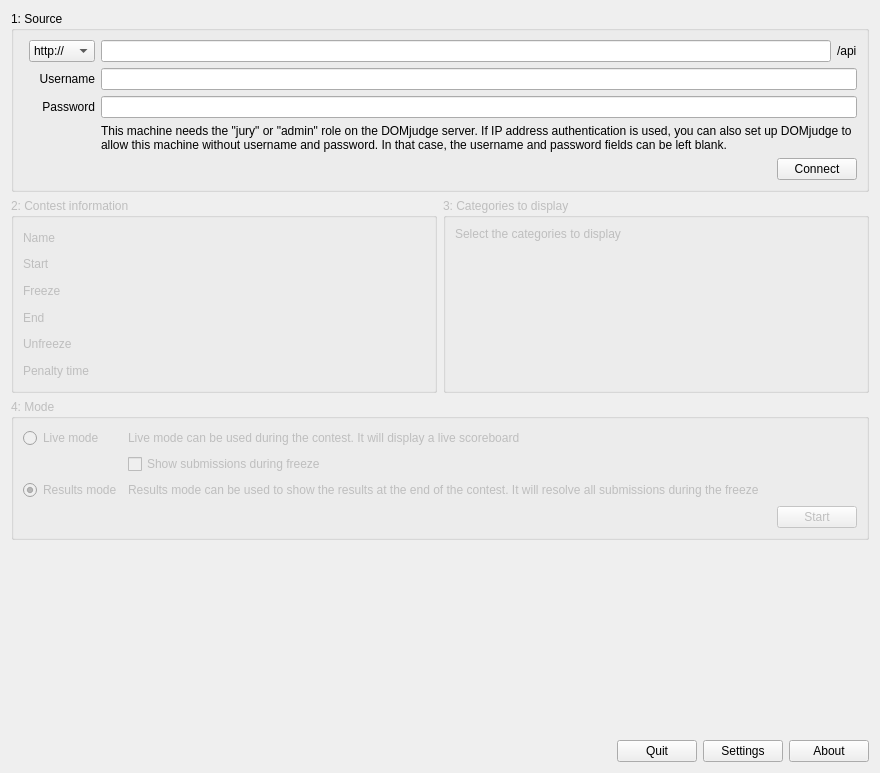
Before: the Qt Designer form maindialog.ui in DOMjudge/DOMjura, drawn with Qt 5.
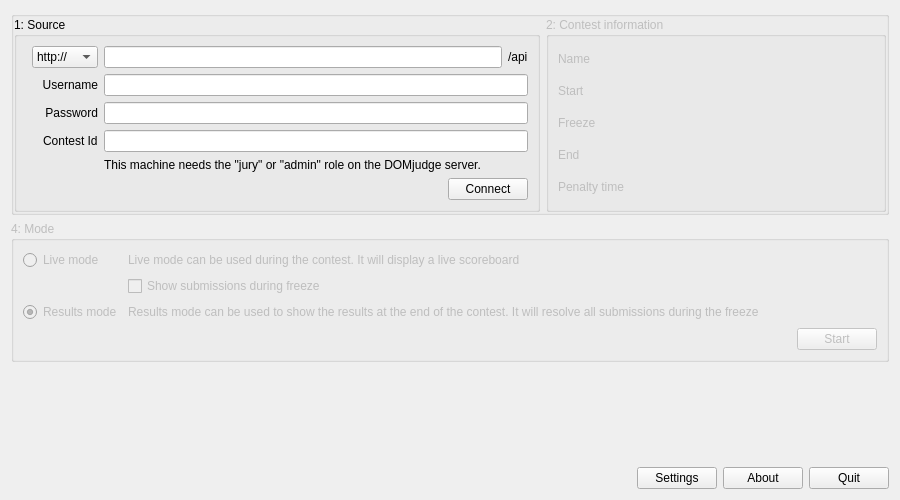
After: the same form once the commit is applied.

```diff
--- a/maindialog.ui
+++ b/maindialog.ui
@@ -6,8 +6,8 @@
    <rect>
     <x>0</x>
     <y>0</y>
-    <width>880</width>
-    <height>773</height>
+    <width>900</width>
+    <height>500</height>
    </rect>
   </property>
   <property name="minimumSize">
@@ -19,9 +19,48 @@
   <property name="windowTitle">
    <string>DOMjura</string>
   </property>
-  <layout class="QGridLayout" name="gridLayout_8">
-   <item row="0" column="0">
+  <layout class="QVBoxLayout" name="verticalLayout">
+   <item>
+    <widget class="QGroupBox" name="horizontalGroupBox">
+     <property name="enabled">
+      <bool>true</bool>
+     </property>
+     <property name="alignment">
+      <set>Qt::AlignLeading|Qt::AlignLeft|Qt::AlignVCenter</set>
+     </property>
+     <property name="flat">
+      <bool>true</bool>
+     </property>
+     <property name="checkable">
+      <bool>false</bool>
+     </property>
+     <property name="checked">
+      <bool>false</bool>
+     </property>
+     <layout class="QHBoxLayout" name="horizontalLayout_6">
+      <property name="spacing">
+       <number>6</number>
+      </property>
+      <property name="leftMargin">
+       <number>0</number>
+      </property>
+      <property name="topMargin">
+       <number>0</number>
+      </property>
+      <property name="rightMargin">
+       <number>0</number>
+      </property>
+      <property name="bottomMargin">
+       <number>0</number>
+      </property>
+      <item>
     <widget class="QGroupBox" name="groupBox">
+        <property name="maximumSize">
+         <size>
+          <width>526</width>
+          <height>256</height>
+         </size>
+        </property>
      <property name="title">
       <string>1: Source</string>
      </property>
@@ -52,6 +91,40 @@
       </item>
       <item row="0" column="1">
        <layout class="QGridLayout" name="gridLayout">
+           <item row="3" column="0" alignment="Qt::AlignRight">
+            <widget class="QLabel" name="labelContestId">
+             <property name="text">
+              <string>Contest Id</string>
+             </property>
+            </widget>
+           </item>
+           <item row="0" column="2">
+            <layout class="QHBoxLayout" name="horizontalLayout_2">
+             <item>
+              <widget class="QLineEdit" name="lineEditURL"/>
+             </item>
+             <item>
+              <widget class="QLabel" name="labelDOMjudgePath">
+               <property name="enabled">
+                <bool>true</bool>
+               </property>
+               <property name="text">
+                <string>/api</string>
+               </property>
+              </widget>
+             </item>
+            </layout>
+           </item>
+           <item row="2" column="0">
+            <widget class="QLabel" name="labelPassword">
+             <property name="text">
+              <string>Password</string>
+             </property>
+             <property name="alignment">
+              <set>Qt::AlignRight|Qt::AlignTrailing|Qt::AlignVCenter</set>
+             </property>
+            </widget>
+           </item>
         <item row="2" column="2">
          <widget class="QLineEdit" name="lineEditPassword">
           <property name="echoMode">
@@ -59,46 +132,9 @@
           </property>
          </widget>
         </item>
-        <item row="2" column="0">
-         <widget class="QLabel" name="labelPassword">
-          <property name="text">
-           <string>Password</string>
-          </property>
-          <property name="alignment">
-           <set>Qt::AlignRight|Qt::AlignTrailing|Qt::AlignVCenter</set>
-          </property>
-         </widget>
-        </item>
-        <item row="1" column="0">
-         <widget class="QLabel" name="labelUsername">
-          <property name="text">
-           <string>Username</string>
-          </property>
-          <property name="alignment">
-           <set>Qt::AlignRight|Qt::AlignTrailing|Qt::AlignVCenter</set>
-          </property>
-         </widget>
-        </item>
         <item row="1" column="2">
          <widget class="QLineEdit" name="lineEditUsername"/>
         </item>
-        <item row="0" column="2">
-         <layout class="QHBoxLayout" name="horizontalLayout_2">
-          <item>
-           <widget class="QLineEdit" name="lineEditURL"/>
-          </item>
-          <item>
-           <widget class="QLabel" name="labelDOMjudgePath">
-            <property name="enabled">
-             <bool>true</bool>
-            </property>
-            <property name="text">
-             <string>/api</string>
-            </property>
-           </widget>
-          </item>
-         </layout>
-        </item>
         <item row="0" column="0">
          <widget class="QComboBox" name="comboProtocol">
           <item>
@@ -114,9 +150,28 @@
          </widget>
         </item>
         <item row="3" column="2">
+            <widget class="QLineEdit" name="lineEditContestId"/>
+           </item>
+           <item row="1" column="0">
+            <widget class="QLabel" name="labelUsername">
+             <property name="text">
+              <string>Username</string>
+             </property>
+             <property name="alignment">
+              <set>Qt::AlignRight|Qt::AlignTrailing|Qt::AlignVCenter</set>
+             </property>
+            </widget>
+           </item>
+           <item row="4" column="2">
          <widget class="QLabel" name="label_2">
+             <property name="maximumSize">
+              <size>
+               <width>16777215</width>
+               <height>29</height>
+              </size>
+             </property>
           <property name="text">
-           <string>This machine needs the &quot;jury&quot; or &quot;admin&quot; role on the DOMjudge server. If IP address authentication is used, you can also set up DOMjudge to allow this machine without username and password. In that case, the username and password fields can be left blank.</string>
+              <string>&lt;html&gt;&lt;head/&gt;&lt;body&gt;&lt;p&gt;This machine needs the &amp;quot;jury&amp;quot; or &amp;quot;admin&amp;quot; role on the DOMjudge server.&lt;/p&gt;&lt;/body&gt;&lt;/html&gt;</string>
           </property>
           <property name="wordWrap">
            <bool>true</bool>
@@ -128,9 +183,7 @@
      </layout>
     </widget>
    </item>
-   <item row="1" column="0">
-    <layout class="QGridLayout" name="gridLayout_4" columnstretch="1,1">
-     <item row="0" column="0">
+      <item>
       <widget class="QGroupBox" name="groupBoxContest">
        <property name="enabled">
         <bool>false</bool>
@@ -138,18 +191,37 @@
        <property name="title">
         <string>2: Contest information</string>
        </property>
-       <layout class="QGridLayout" name="gridLayout_2" columnstretch="0,1">
+        <property name="flat">
+         <bool>false</bool>
+        </property>
+        <layout class="QGridLayout" name="gridLayout_2" columnstretch="0,0">
+         <property name="sizeConstraint">
+          <enum>QLayout::SetDefaultConstraint</enum>
+         </property>
         <item row="0" column="0">
          <widget class="QLabel" name="label">
+           <property name="maximumSize">
+            <size>
+             <width>90</width>
+             <height>16777215</height>
+            </size>
+           </property>
           <property name="text">
            <string>Name</string>
           </property>
          </widget>
         </item>
-        <item row="0" column="1">
-         <widget class="QLabel" name="labelContestName">
+         <item row="4" column="0">
+          <widget class="QLabel" name="label_7">
           <property name="text">
-           <string/>
+            <string>Penalty time</string>
+           </property>
+          </widget>
+         </item>
+         <item row="3" column="0">
+          <widget class="QLabel" name="label_5">
+           <property name="text">
+            <string>End</string>
           </property>
          </widget>
         </item>
@@ -160,6 +232,20 @@
           </property>
          </widget>
         </item>
+         <item row="0" column="1">
+          <widget class="QLabel" name="labelContestName">
+           <property name="text">
+            <string/>
+           </property>
+          </widget>
+         </item>
+         <item row="2" column="1">
+          <widget class="QLabel" name="labelContestFreeze">
+           <property name="text">
+            <string/>
+           </property>
+          </widget>
+         </item>
         <item row="1" column="1">
          <widget class="QLabel" name="labelContestStart">
           <property name="text">
@@ -167,6 +253,13 @@
           </property>
          </widget>
         </item>
+         <item row="4" column="1">
+          <widget class="QLabel" name="labelContestPenalty">
+           <property name="text">
+            <string/>
+           </property>
+          </widget>
+         </item>
         <item row="2" column="0">
          <widget class="QLabel" name="label_4">
           <property name="text">
@@ -174,20 +267,6 @@
           </property>
          </widget>
         </item>
-        <item row="2" column="1">
-         <widget class="QLabel" name="labelContestFreeze">
-          <property name="text">
-           <string/>
-          </property>
-         </widget>
-        </item>
-        <item row="3" column="0">
-         <widget class="QLabel" name="label_5">
-          <property name="text">
-           <string>End</string>
-          </property>
-         </widget>
-        </item>
         <item row="3" column="1">
          <widget class="QLabel" name="labelContestEnd">
           <property name="text">
@@ -195,75 +274,13 @@
           </property>
          </widget>
         </item>
-        <item row="4" column="0">
-         <widget class="QLabel" name="label_6">
-          <property name="text">
-           <string>Unfreeze</string>
-          </property>
-         </widget>
-        </item>
-        <item row="4" column="1">
-         <widget class="QLabel" name="labelContestUnfreeze">
-          <property name="text">
-           <string/>
-          </property>
-         </widget>
-        </item>
-        <item row="5" column="0">
-         <widget class="QLabel" name="label_7">
-          <property name="text">
-           <string>Penalty time</string>
-          </property>
-         </widget>
-        </item>
-        <item row="5" column="1">
-         <widget class="QLabel" name="labelContestPenalty">
-          <property name="text">
-           <string/>
-          </property>
-         </widget>
-        </item>
        </layout>
       </widget>
      </item>
-     <item row="0" column="1">
-      <widget class="QGroupBox" name="groupBoxCategories">
-       <property name="enabled">
-        <bool>false</bool>
-       </property>
-       <property name="title">
-        <string>3: Categories to display</string>
-       </property>
-       <layout class="QGridLayout" name="gridLayout_5" rowstretch="0,0,1">
-        <item row="1" column="0">
-         <layout class="QGridLayout" name="gridLayoutCategories"/>
-        </item>
-        <item row="0" column="0">
-         <widget class="QLabel" name="label_8">
-          <property name="text">
-           <string>Select the categories to display</string>
-          </property>
-         </widget>
-        </item>
-        <item row="2" column="0">
-         <spacer name="verticalSpacer_2">
-          <property name="orientation">
-           <enum>Qt::Vertical</enum>
-          </property>
-          <property name="sizeHint" stdset="0">
-           <size>
-            <width>20</width>
-            <height>40</height>
-           </size>
-          </property>
-         </spacer>
-        </item>
        </layout>
       </widget>
      </item>
-    </layout>
-   </item>
-   <item row="2" column="0">
+   <item>
     <widget class="QGroupBox" name="groupBoxMode">
      <property name="enabled">
       <bool>false</bool>
@@ -359,7 +376,7 @@
      </layout>
     </widget>
    </item>
-   <item row="3" column="0">
+   <item>
     <spacer name="verticalSpacer">
      <property name="orientation">
       <enum>Qt::Vertical</enum>
@@ -372,7 +389,7 @@
      </property>
     </spacer>
    </item>
-   <item row="4" column="0">
+   <item>
     <layout class="QHBoxLayout" name="horizontalLayout">
      <item>
       <spacer name="horizontalSpacer">
@@ -387,13 +404,6 @@
        </property>
       </spacer>
      </item>
-     <item>
-      <widget class="QPushButton" name="buttonQuit">
-       <property name="text">
-        <string>Quit</string>
-       </property>
-      </widget>
-     </item>
      <item>
       <widget class="QPushButton" name="buttonSettings">
        <property name="text">
@@ -408,6 +418,13 @@
        </property>
       </widget>
      </item>
+     <item>
+      <widget class="QPushButton" name="buttonQuit">
+       <property name="text">
+        <string>Quit</string>
+       </property>
+      </widget>
+     </item>
     </layout>
    </item>
   </layout>
```
Left out of the diff: 120 changed lines with no effect on the pictures. Lines whose indentation alone changed are shown as unchanged.
